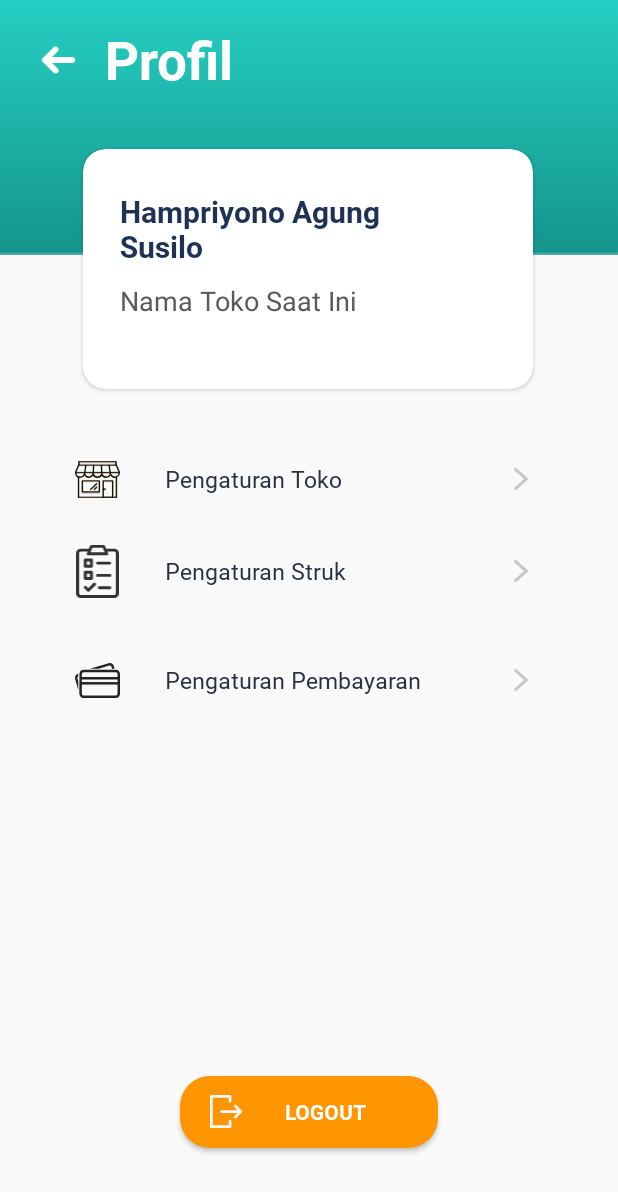
After one commit to arthara/SimplePOS-android, an Android app: the ProfileUserActivity screen opened directly, with no data from a screen before it, on a phone screen of 412 x 824 dp. The commit adds this screen. Shown: the top 1192 px of the screen. Run offline under Robolectric (Android 15) with nearby library versions, the phone set to English and light mode, and no system bars; our stand-ins replace data binding; network calls fail; Roboto replaces fonts that are not available here; 1 statement that could not run was skipped.

Commit message:
Buat Logic untuk profile user #64

```diff
--- a/app/src/main/AndroidManifest.xml
+++ b/app/src/main/AndroidManifest.xml
@@ -44,6 +44,7 @@
             android:screenOrientation="portrait" />
         <activity android:name=".modul.newcategory.NewCategoryActivity"/>
         <activity android:name=".modul.editcategory.EditCategoryActivity"/>
+        <activity android:name=".modul.profiluser.ProfileUserActivity"/>
 
         <meta-data
             android:name="preloaded_fonts"
--- a/app/src/main/java/com/simple/pos/modul/dashboard/DashboardContract.kt
+++ b/app/src/main/java/com/simple/pos/modul/dashboard/DashboardContract.kt
@@ -8,7 +8,7 @@ interface DashboardContract {
         fun changePageToMain()
         fun changePageToShopping()
         fun changePageToInventory()
-        fun changePageToAccount()
+        fun redirectToAccount()
         fun redirectToCheckout()
         fun redirectToStoreInput()
     }
--- /dev/null
+++ b/app/src/main/java/com/simple/pos/modul/profiluser/ProfileUserActivity.kt
@@ -0,0 +1,59 @@
+package com.simple.pos.modul.profiluser
+
+import android.content.Intent
+import android.os.Bundle
+import android.widget.Button
+import android.widget.RelativeLayout
+import android.widget.TextView
+import androidx.appcompat.app.AppCompatActivity
+import com.simple.pos.R
+import com.simple.pos.modul.login.LoginActivity
+
+class ProfileUserActivity: AppCompatActivity(), ProfileUserContract.View {
+    private val presenter  = ProfileUserPresenter(this)
+
+    override fun onCreate(savedInstanceState: Bundle?) {
+        super.onCreate(savedInstanceState)
+        setContentView(R.layout.activity_profile)
+        initializeOnClicks()
+        presenter.showUsernameAndStorename()
+    }
+
+    private fun initializeOnClicks() {
+        findViewById<RelativeLayout>(R.id.storeConfigurationBtn).setOnClickListener{
+            redirectToStoreConfiguration()
+        }
+        findViewById<RelativeLayout>(R.id.struckConfigurationBtn).setOnClickListener{
+            redirectToStructConfiguration()
+        }
+        findViewById<RelativeLayout>(R.id.paymentConfigurationBtn).setOnClickListener{
+            redirectToStructConfiguration()
+        }
+        findViewById<Button>(R.id.logoutBtn).setOnClickListener{
+            presenter.logout()
+        }
+    }
+
+    override fun showUserAndStoreName(username: String, storeName: String) {
+        findViewById<TextView>(R.id.tvProfileName).text = username
+        findViewById<TextView>(R.id.tvStoreNameProfile).text = storeName
+    }
+
+    override fun redirectToStoreConfiguration() {
+        // TODO("Not yet implemented")
+    }
+
+    override fun redirectToStructConfiguration() {
+        // TODO("Not yet implemented")
+    }
+
+    override fun redirectToPaymentConfiguration() {
+        // TODO("Not yet implemented")
+    }
+
+    override fun redirectToLogin() {
+        startActivity(Intent(this,
+                LoginActivity::class.java))
+        finish()
+    }
+}
--- /dev/null
+++ b/app/src/main/java/com/simple/pos/modul/profiluser/ProfileUserContract.kt
@@ -0,0 +1,18 @@
+package com.simple.pos.modul.profiluser
+
+import com.simple.pos.shared.model.User
+
+interface ProfileUserContract {
+    interface View {
+        fun showUserAndStoreName(username: String, storeName: String)
+        fun redirectToStoreConfiguration()
+        fun redirectToStructConfiguration()
+        fun redirectToPaymentConfiguration()
+        fun redirectToLogin()
+    }
+
+    interface Presenter {
+        fun showUsernameAndStorename()
+        fun logout()
+    }
+}
--- /dev/null
+++ b/app/src/main/java/com/simple/pos/modul/profiluser/ProfileUserPresenter.kt
@@ -0,0 +1,24 @@
+package com.simple.pos.modul.profiluser
+
+import com.simple.pos.base.util.UtilProvider
+import com.simple.pos.shared.util.StoreUtil
+import com.simple.pos.shared.util.TokenUtil
+import com.simple.pos.shared.util.UserUtil
+
+class ProfileUserPresenter(private val view: ProfileUserContract.View)
+    : ProfileUserContract.Presenter {
+
+    override fun showUsernameAndStorename() {
+        val user = (UtilProvider.getUtil(UserUtil::class.java) as UserUtil).sessionData
+        val store = (UtilProvider.getUtil(StoreUtil::class.java) as StoreUtil).sessionData
+
+        view.showUserAndStoreName(user.username!!, store.name)
+    }
+
+    override fun logout() {
+        (UtilProvider.getUtil(TokenUtil::class.java) as TokenUtil).destroy()
+        (UtilProvider.getUtil(UserUtil::class.java) as UserUtil).destroy()
+        (UtilProvider.getUtil(StoreUtil::class.java) as StoreUtil).destroy()
+        view.redirectToLogin()
+    }
+}
--- a/app/src/main/res/layout/activity_profile.xml
+++ b/app/src/main/res/layout/activity_profile.xml
@@ -119,7 +119,7 @@
         </androidx.cardview.widget.CardView>
 
         <RelativeLayout
-            android:id="@+id/relativeLayout"
+            android:id="@+id/storeConfigurationBtn"
             android:layout_width="match_parent"
             android:layout_height="wrap_content"
             android:layout_marginStart="50dp"
@@ -163,7 +163,7 @@
 
         <!--Pengaturan Pembayaran-->
         <RelativeLayout
-            android:id="@+id/relativeLayout2"
+            android:id="@+id/struckConfigurationBtn"
             android:layout_width="match_parent"
             android:layout_height="wrap_content"
             android:layout_marginStart="50dp"
@@ -173,7 +173,7 @@
             app:layout_constraintHorizontal_bias="0.0"
 
             app:layout_constraintStart_toStartOf="parent"
-            app:layout_constraintTop_toBottomOf="@+id/relativeLayout"
+            app:layout_constraintTop_toBottomOf="@+id/storeConfigurationBtn"
             app:layout_constraintVertical_bias="0.058">
 
             <ImageView
@@ -205,17 +205,17 @@
         </RelativeLayout>
 
         <RelativeLayout
-            android:id="@+id/relativeLayout3"
+            android:id="@+id/paymentConfigurationBtn"
             android:layout_width="match_parent"
             android:layout_height="wrap_content"
             android:layout_marginStart="50dp"
             android:layout_marginEnd="50dp"
             app:layout_constraintBottom_toBottomOf="parent"
-            app:layout_constraintEnd_toEndOf="@+id/relativeLayout2"
+            app:layout_constraintEnd_toEndOf="@+id/struckConfigurationBtn"
             app:layout_constraintHorizontal_bias="0.56"
 
-            app:layout_constraintStart_toStartOf="@+id/relativeLayout2"
-            app:layout_constraintTop_toBottomOf="@+id/relativeLayout2"
+            app:layout_constraintStart_toStartOf="@+id/struckConfigurationBtn"
+            app:layout_constraintTop_toBottomOf="@+id/struckConfigurationBtn"
             app:layout_constraintVertical_bias="0.095">
 
             <ImageView
@@ -264,7 +264,7 @@
             app:layout_constraintEnd_toEndOf="parent"
             app:layout_constraintHorizontal_bias="0.498"
             app:layout_constraintStart_toStartOf="parent"
-            app:layout_constraintTop_toBottomOf="@+id/relativeLayout3"
+            app:layout_constraintTop_toBottomOf="@+id/paymentConfigurationBtn"
             app:layout_constraintVertical_bias="0.808" />
 
     </androidx.constraintlayout.widget.ConstraintLayout>
```
Also changed, not shown: app/src/main/java/com/simple/pos/modul/dashboard/DashboardActivity.kt (+6 -3 lines).
